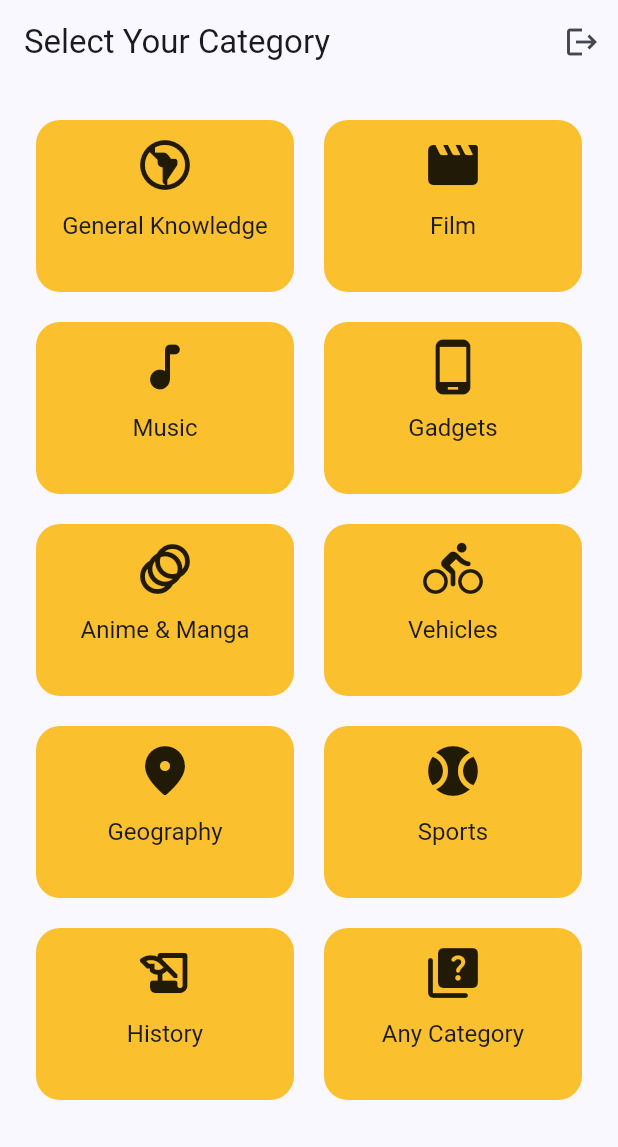
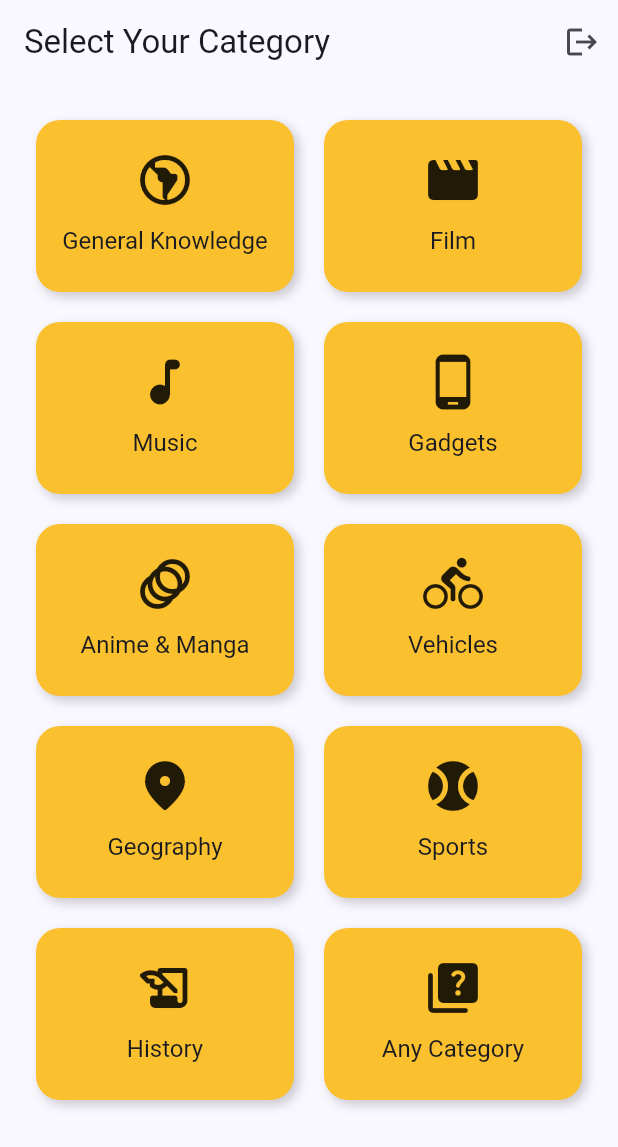
Before and after one commit to sai-mudike/Flutter_quiz_app, a Flutter app: the screen it shows once a user with an empty profile is signed in, on a phone screen of 412 x 824 dp. Shown: the top 1147 px of the screen. Run offline on Flutter 3.47's test engine with Material 3 defaults, Android fonts, the phone set to English and light mode, and no system bars; our stand-ins replace cloud_firestore, firebase_auth, firebase_core, firebase_storage, html_unescape, image_picker; accounts and stored records are empty.

Commit message:
added quiz questions screen and using http package, Requestion question from opentdb based on user selected category

```diff
--- /dev/null
+++ b/lib/models/quiz_question.dart
@@ -0,0 +1,6 @@
+class QuizQuestion {
+  const QuizQuestion({required this.question, required this.answers});
+
+  final String question;
+  final List<String> answers;
+}
--- a/lib/screens/auth_screen.dart
+++ b/lib/screens/auth_screen.dart
@@ -17,6 +17,7 @@ class AuthScreen extends StatefulWidget {
 
 class _AuthScreenState extends State<AuthScreen> {
   final _formKey = GlobalKey<FormState>();
+  final _focus = FocusNode();
 
   File? _selectedImage;
   var _enteredEmail = '';
@@ -26,6 +27,7 @@ class _AuthScreenState extends State<AuthScreen> {
   var _isAuthenticating = false;
 
   void _submit() async {
+    _focus.unfocus();
     final isValid = _formKey.currentState!.validate();
     if (!isValid || !_isLogin && _selectedImage == null) return;
     _formKey.currentState!.save();
@@ -187,6 +189,7 @@ class _AuthScreenState extends State<AuthScreen> {
                             height: 10,
                           ),
                         TextFormField(
+                          focusNode: _focus,
                           obscureText: true,
                           validator: (value) {
                             if (value == null || value.trim().length < 6) {
--- a/lib/screens/quiz_category_screen.dart
+++ b/lib/screens/quiz_category_screen.dart
@@ -1,16 +1,33 @@
 import 'package:firebase_auth/firebase_auth.dart';
 import 'package:flutter/material.dart';
 import 'package:quiz_app/data/category_data.dart';
+import 'package:quiz_app/models/category.dart';
+import 'package:quiz_app/screens/quiz_screen.dart';
 import 'package:quiz_app/widgets/category_grid_item.dart';
 
 class QuizCategoryScreen extends StatelessWidget {
   const QuizCategoryScreen({super.key});
 
+  void _selectCategory(BuildContext context, Category category) {
+    Navigator.of(context).push(
+      MaterialPageRoute(
+        builder: (ctx) {
+          return QuizScreen(
+            category: category,
+          );
+        },
+      ),
+    );
+  }
+
   @override
   Widget build(BuildContext context) {
     return Scaffold(
       appBar: AppBar(
-        title: Text('Select Your Category'),
+        title: Text(
+          'Select Your Category',
+          style: Theme.of(context).textTheme.titleLarge,
+        ),
         actions: [
           IconButton(
               onPressed: () {
@@ -28,7 +45,12 @@ class QuizCategoryScreen extends StatelessWidget {
             mainAxisSpacing: 20),
         children: [
           for (final category in availableCategories)
-            CategoryGridItem(category: category)
+            CategoryGridItem(
+              category: category,
+              onSelectCategory: () {
+                _selectCategory(context, category);
+              },
+            )
         ],
       ),
     );
--- a/lib/widgets/category_grid_item.dart
+++ b/lib/widgets/category_grid_item.dart
@@ -2,19 +2,32 @@ import 'package:flutter/material.dart';
 import 'package:quiz_app/models/category.dart';
 
 class CategoryGridItem extends StatelessWidget {
-  const CategoryGridItem({super.key, required this.category});
+  const CategoryGridItem(
+      {super.key, required this.category, required this.onSelectCategory});
   final Category category;
+  final void Function() onSelectCategory;
   @override
   Widget build(BuildContext context) {
     return InkWell(
-      onTap: () {},
+      onTap: onSelectCategory,
       splashColor: Theme.of(context).colorScheme.primary,
       borderRadius: BorderRadius.circular(16),
       child: Container(
-        padding: const EdgeInsets.all(10),
+        padding:
+            const EdgeInsets.only(top: 20, left: 10, right: 10, bottom: 10),
         decoration: BoxDecoration(
           color: category.color,
           borderRadius: BorderRadius.circular(16),
+          boxShadow: const [
+            BoxShadow(
+              color: Color.fromARGB(48, 0, 0, 0),
+              offset: Offset(
+                3.0,
+                3.0,
+              ),
+              blurRadius: 5,
+            ),
+          ],
         ),
         child: Column(
           mainAxisAlignment: MainAxisAlignment.center,
--- a/pubspec.yaml
+++ b/pubspec.yaml
@@ -39,6 +39,8 @@ dependencies:
   firebase_storage: ^11.6.5
   image_picker: ^1.0.7
   cloud_firestore: ^4.15.4
+  http: ^1.2.0
+  html_unescape: ^2.0.0
 
 dev_dependencies:
   flutter_test:
```
Also changed, not shown: lib/screens/quiz_screen.dart (added, +108 -0 lines), lib/widgets/answer_button.dart (added, +19 -0 lines), pubspec.lock.
